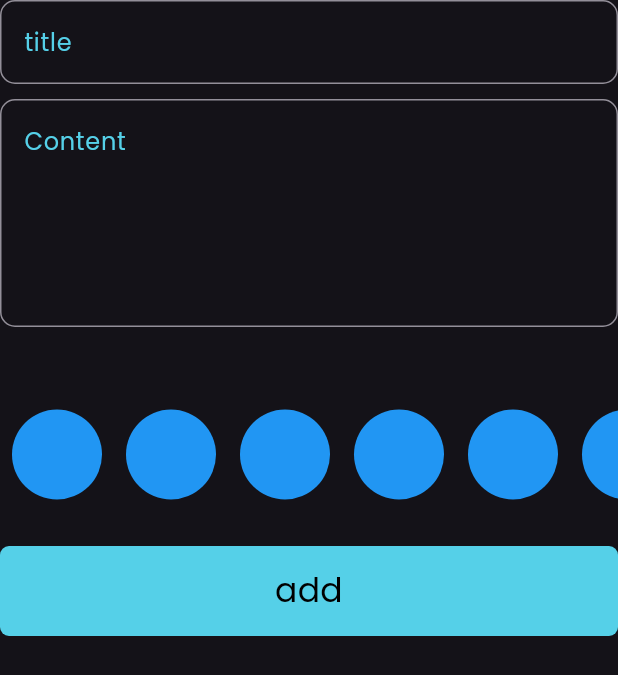
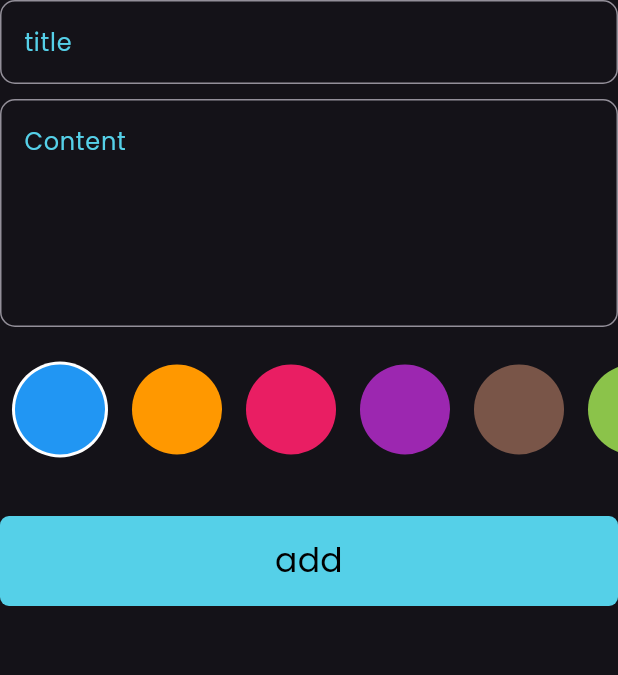
Before and after one commit to AbderraoufBelaiouar/notes_app, a Flutter app: the AddNoteForm widget shown alone on an empty page, opened directly, on a phone screen of 412 x 824 dp. Shown: the top 675 px of the screen. Run offline on Flutter 3.47's test engine with Material 3 defaults, Android fonts, the phone set to English and light mode, and no system bars; our stand-ins replace bloc, flutter_bloc, font_awesome_flutter, hive, hive_flutter; accounts and stored records are empty.

Commit message:
colors list view part 2

```diff
--- a/lib/views/widgets/Add_note_form.dart
+++ b/lib/views/widgets/Add_note_form.dart
@@ -7,8 +7,6 @@ import 'package:notes_app/models/note_model.dart';
 import 'package:notes_app/views/widgets/Custom_button.dart';
 import 'package:notes_app/views/widgets/color_list_view.dart';
 import 'package:notes_app/views/widgets/custom_text_field.dart';
-
-import 'package:date_format/date_format.dart';
 
 class AddNoteForm extends StatefulWidget {
   const AddNoteForm({
@@ -46,9 +44,12 @@ class _AddNoteFormState extends State<AddNoteForm> {
             },
           ),
           const SizedBox(
-            height: 40,
+            height: 10,
           ),
           const ColorsLitView(),
+          const SizedBox(
+            height: 10,
+          ),
           BlocBuilder<AddNoteCubit, AddNoteState>(
             builder: (context, state) {
               return customButton(
--- a/lib/views/widgets/color_list_view.dart
+++ b/lib/views/widgets/color_list_view.dart
@@ -1,31 +1,64 @@
 import 'package:flutter/material.dart';
 
 class ColorItem extends StatelessWidget {
-  const ColorItem({super.key});
-
+  const ColorItem({super.key, required this.isSelected, required this.color});
+  final bool isSelected;
+  final Color color;
   @override
   Widget build(BuildContext context) {
-    return const Padding(
-      padding: EdgeInsets.only(left: 8.0, right: 8.0),
-      child: CircleAvatar(
-        radius: 30,
-        backgroundColor: Colors.blue,
-      ),
+    return Padding(
+      padding: const EdgeInsets.symmetric(horizontal: 8.0),
+      child: isSelected
+          ? CircleAvatar(
+              radius: 32,
+              backgroundColor: Colors.white,
+              child: CircleAvatar(
+                radius: 30,
+                backgroundColor: color,
+              ),
+            )
+          : CircleAvatar(
+              radius: 30,
+              backgroundColor: color,
+            ),
     );
   }
 }
 
-class ColorsLitView extends StatelessWidget {
+class ColorsLitView extends StatefulWidget {
   const ColorsLitView({super.key});
 
+  @override
+  State<ColorsLitView> createState() => _ColorsLitViewState();
+}
+
+class _ColorsLitViewState extends State<ColorsLitView> {
+  int currentIndex = 0;
+  List<Color> color = [
+    Colors.blue,
+    Colors.orange,
+    Colors.pink,
+    Colors.purple,
+    Colors.brown,
+    Colors.lightGreen
+  ];
   @override
   Widget build(BuildContext context) {
     return SizedBox(
       height: 30 * 3,
       child: ListView.builder(
         scrollDirection: Axis.horizontal,
-        itemCount: 9,
-        itemBuilder: (context, index) => const ColorItem(),
+        itemCount: color.length,
+        itemBuilder: (context, index) => GestureDetector(
+          onTap: () {
+            currentIndex = index;
+            setState(() {});
+          },
+          child: ColorItem(
+            color: color[index],
+            isSelected: currentIndex == index,
+          ),
+        ),
       ),
     );
   }
```
